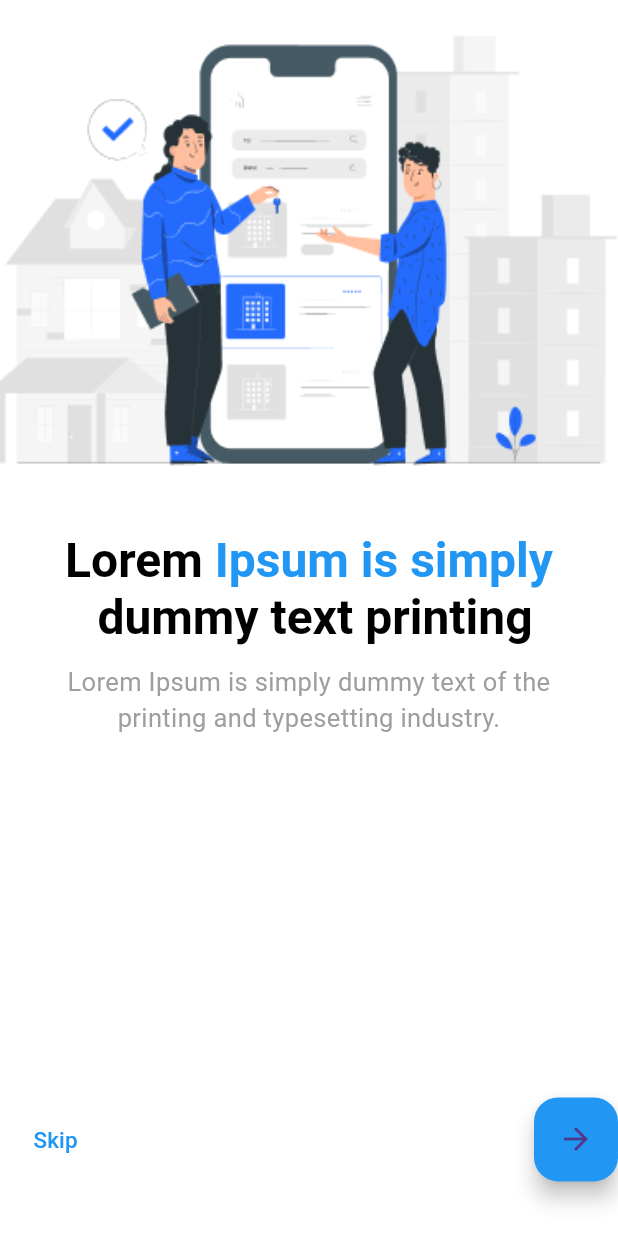
After one commit to su18nny/real-estate-app, a Flutter app: the OnboardingScreen2 screen opened directly, on a phone screen of 412 x 824 dp. The commit adds this screen. Run offline on Flutter 3.47's test engine with Material 3 defaults, Android fonts, the phone set to English and light mode, and no system bars.

Commit message:
Onboarding screen2
Working in project

```diff
--- /dev/null
+++ b/lib/Onboarding_screen2.dart
@@ -0,0 +1,87 @@
+import 'package:flutter/material.dart';
+import 'package:real_estateui/screenutil.dart';
+import 'constants/images.dart';
+class OnboardingScreen2 extends StatelessWidget {
+  const OnboardingScreen2({super.key});
+
+  @override
+  Widget build(BuildContext context) {
+    final screenUtil=Dynamicscreenutil(context);
+    return Scaffold(backgroundColor: Colors.white,
+      body: SafeArea(
+        child: Column(
+          children: [
+            Container(
+              width: screenUtil.sizewidth(1) ,
+              height: screenUtil.sizehieght(0.4) ,
+              decoration: BoxDecoration(
+                image:  DecorationImage(image: AssetImage(ImagePaths.Appartment),
+                    fit: BoxFit.fill
+                ),
+              ),
+            ),
+            SizedBox(height: 25),
+            RichText(
+              textAlign: TextAlign.center,
+              text: TextSpan(
+                text: 'Lorem ',
+                style: TextStyle(
+                  fontSize: 32,
+                  fontWeight: FontWeight.bold,
+                  color: Colors.black,
+                ),
+                children: [
+                  TextSpan(
+                    text: 'Ipsum is simply',
+                    style: TextStyle(
+                      color: Colors.blue,
+                    ),
+                  ),
+                  TextSpan(
+                    text: '\n dummy text printing',
+                    style: TextStyle(
+                      color: Colors.black,
+                    ),
+                  ),
+                ],
+              ),
+            ),
+            SizedBox(height: 12),
+            Text(
+              'Lorem Ipsum is simply dummy text of the\nprinting and typesetting industry.',
+              textAlign: TextAlign.center,
+              style: TextStyle(
+                  fontSize: 17,
+                  color: Colors.grey,
+                  fontWeight: FontWeight.w400
+              ),
+            ),
+            Padding(
+              padding: const EdgeInsets.only(top: 220),
+              child: Column(
+                children: [
+                  Row(
+                    mainAxisAlignment: MainAxisAlignment.spaceBetween,
+                    children: [
+                      Padding(
+                        padding: const EdgeInsets.symmetric(horizontal: 5,vertical: 25),
+                        child: TextButton(onPressed: () {
+                        }, child: Text("Skip",style: TextStyle(color: Colors.blue,fontSize: 15),)),
+                      ),
+                      FloatingActionButton(onPressed: () {
+                      },child: Icon(Icons.arrow_forward),backgroundColor: Colors.blue,),
+
+                    ],
+
+                  ),
+                ],
+              ),
+            ),
+
+          ],
+        ),
+      ),
+
+    );
+  }
+}
--- a/lib/main.dart
+++ b/lib/main.dart
@@ -1,5 +1,5 @@
 import 'package:flutter/material.dart';
-import 'package:real_estateui/onBorading_screen.dart';
+import 'package:real_estateui/onBorading_screen1.dart';
 
 import 'splash_screen.dart';
 
@@ -16,3 +16,21 @@ class MyApp extends StatelessWidget {
     );
   }
 }
+  class Pageview extends StatelessWidget {
+    const Pageview({super.key});
+
+    @override
+    Widget build(BuildContext context) {
+      final List<Widget> pages=[
+
+
+      ];
+      final PageController  pageController = PageController();
+      return PageView(
+        controller: pageController,
+        children: [
+
+        ],
+      );
+    }
+  }
--- a/lib/splash_screen.dart
+++ b/lib/splash_screen.dart
@@ -1,6 +1,6 @@
 import 'package:flutter/material.dart';
 import 'package:real_estateui/constants/images.dart';
-import 'package:real_estateui/onBorading_screen.dart';
+import 'package:real_estateui/onBorading_screen1.dart';
 import 'package:real_estateui/screenutil.dart';
 class SplashScreen extends StatefulWidget {
   const SplashScreen({super.key});
```
Also changed, not shown: assets/images/onboarding_screen2/Location search.png (added), lib/onBorading_screen1.dart (renamed from lib/onBorading_screen.dart).
